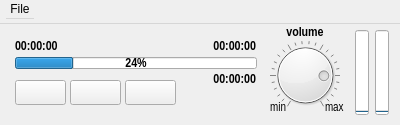
This is aaxplayer/aaxplayer.ui in adalinbv/aax-support as Qt 5 draws it before an edit. The edited form follows.
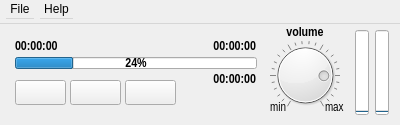
This is the edited form.

Commit message: Add an About and a Copyright menu entry and add Tooltips to aaxplayer

What changed in the file:
```diff
--- a/aaxplayer/aaxplayer.ui
+++ b/aaxplayer/aaxplayer.ui
@@ -42,7 +42,15 @@
     <addaction name="actionHardware"/>
     <addaction name="actionExit"/>
    </widget>
+   <widget class="QMenu" name="menuHelp">
+    <property name="title">
+     <string>Help</string>
+    </property>
+    <addaction name="actionLicense"/>
+    <addaction name="actionAbout"/>
+   </widget>
    <addaction name="menuFile"/>
+   <addaction name="menuHelp"/>
   </widget>
   <widget class="QPushButton" name="stopPlay">
    <property name="geometry">
```
Left out of the diff: 49 changed lines with no effect on the pictures. The commit also changes 7 other files.
